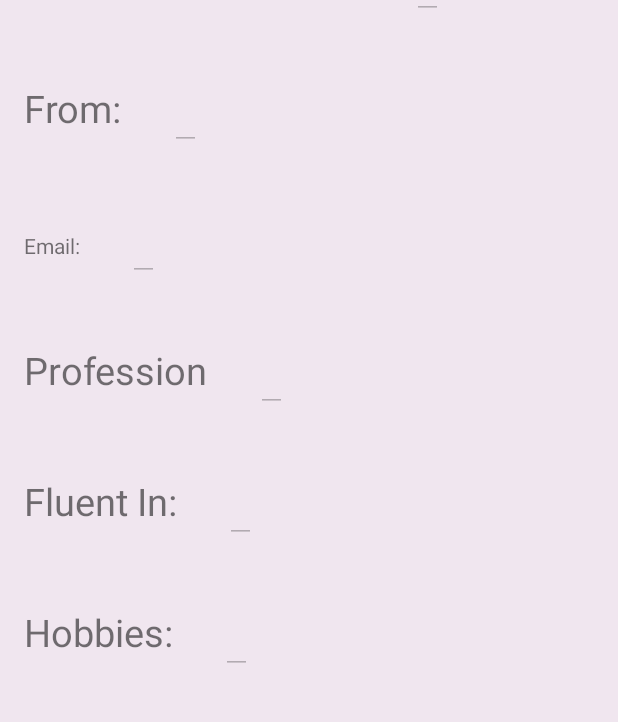
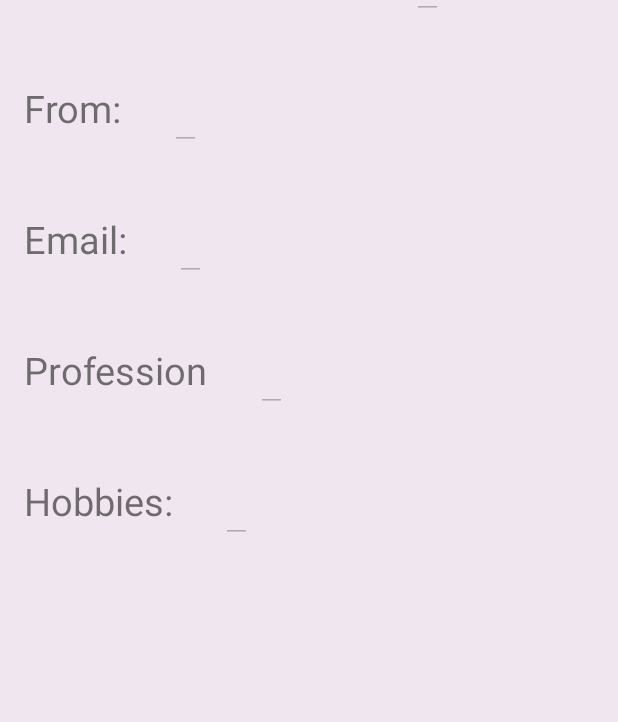
Before and after one commit to munarahman/Toura, an Android app: the screen it shows after launch (ProfileActivity), on a phone screen of 412 x 824 dp, the part 358-1080 px from its top. Run offline under Robolectric (Android 15) with nearby library versions, the phone set to English and light mode, and no system bars; our stand-ins replace Firebase (no records; nobody signed in at launch, a user with empty details on screens opened directly).

Commit message:
added all db fields

```diff
--- a/app/src/main/java/com/example/muna/toura/ProfileActivity.java
+++ b/app/src/main/java/com/example/muna/toura/ProfileActivity.java
@@ -21,8 +21,18 @@ import com.google.firebase.database.ValueEventListener;
 public class ProfileActivity extends AppCompatActivity {
 
     DatabaseReference mRootRef = FirebaseDatabase.getInstance().getReference();
-    DatabaseReference mUserTypeRef = mRootRef.child("terryLanguage");
+    DatabaseReference mTerryRef = mRootRef.child("Terry");
+    DatabaseReference mLanguage = mTerryRef.child("language");
+    DatabaseReference mFrom = mTerryRef.child("from");
+    DatabaseReference mHobbies = mTerryRef.child("hobbies");
+    DatabaseReference mEmail = mTerryRef.child("email");
+    DatabaseReference mProfession= mTerryRef.child("profession");
+
     private EditText profileLanguage;
+    private EditText profileFrom;
+    private EditText profileHobbies;
+    private EditText profileEmail;
+    private EditText profileProfession;
 
     @Override
     protected void onCreate(Bundle savedInstanceState) {
@@ -41,6 +51,10 @@ public class ProfileActivity extends AppCompatActivity {
         });
 
         profileLanguage = (EditText) findViewById(R.id.profile_language);
+        profileFrom = (EditText) findViewById(R.id.profile_from);
+        profileHobbies = (EditText) findViewById(R.id.profile_hobbies);
+        profileEmail = (EditText) findViewById(R.id.profile_email);
+        profileProfession = (EditText) findViewById(R.id.profile_profession);
 
 
         // create the TabHost that will create the tabs
@@ -91,17 +105,24 @@ public class ProfileActivity extends AppCompatActivity {
     protected void onStart() {
         super.onStart();
 
-        mUserTypeRef.addValueEventListener(new ValueEventListener() {
+        setTextFields(mLanguage, profileLanguage);
+        setTextFields(mFrom, profileFrom);
+        setTextFields(mEmail, profileEmail);
+        setTextFields(mHobbies, profileHobbies);
+        setTextFields(mProfession, profileProfession);
+    }
+
+
+    public void setTextFields(DatabaseReference fieldName, final EditText fieldValue) {
+        fieldName.addValueEventListener(new ValueEventListener() {
             @Override
             public void onDataChange(DataSnapshot dataSnapshot) {
                 String text = dataSnapshot.getValue(String.class);
-                profileLanguage.setText(text);
-
+                fieldValue.setText(text);
             }
 
             @Override
             public void onCancelled(DatabaseError databaseError) {
-
             }
         });
     }
--- a/app/src/main/res/layout/content_profile.xml
+++ b/app/src/main/res/layout/content_profile.xml
@@ -67,6 +67,7 @@
                 android:layout_width="wrap_content"
                 android:layout_height="wrap_content"
                 android:layout_margin="@dimen/text_margin"
+                android:textSize="25sp"
                 android:text="@string/profile_email" />
 
             <EditText
@@ -100,26 +101,6 @@
 
         </LinearLayout>
 
-        <LinearLayout
-            android:layout_width="wrap_content"
-            android:layout_height="wrap_content"
-            android:orientation="horizontal">
-
-            <TextView
-                android:layout_width="wrap_content"
-                android:layout_height="wrap_content"
-                android:layout_margin="@dimen/text_margin"
-                android:text="@string/profile_fluency"
-                android:textSize="25sp" />
-
-            <EditText
-                android:id="@+id/profile_fluency"
-                android:layout_width="wrap_content"
-                android:layout_height="wrap_content"
-                android:enabled="false"
-                android:textSize="25sp"
-                android:layout_margin="@dimen/text_margin"/>
-        </LinearLayout>
 
         <LinearLayout
             android:layout_width="wrap_content"
--- a/app/src/main/res/values/strings.xml
+++ b/app/src/main/res/values/strings.xml
@@ -4,7 +4,6 @@
     <string name="profile_from">From:</string>
     <string name="profile_email">Email:</string>
     <string name="profile_profession">Profession</string>
-    <string name="profile_fluency">Fluent In:</string>
     <string name="profile_hobbies">Hobbies:</string>
     <!--<string name="profile_hobbies">Playing video games, Trying new restaurants, hiking</string>-->
     <string name="profile_title">Profile</string>
```
